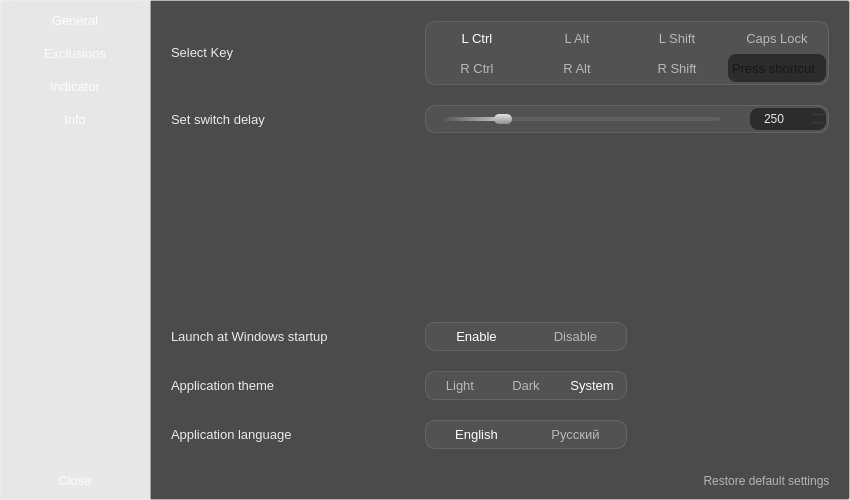
First picture: the form in src/ui/forms/EasyLangSwitcher_settings.ui, repository egoisticdesire/EasyLangSwitcher, before the edit.
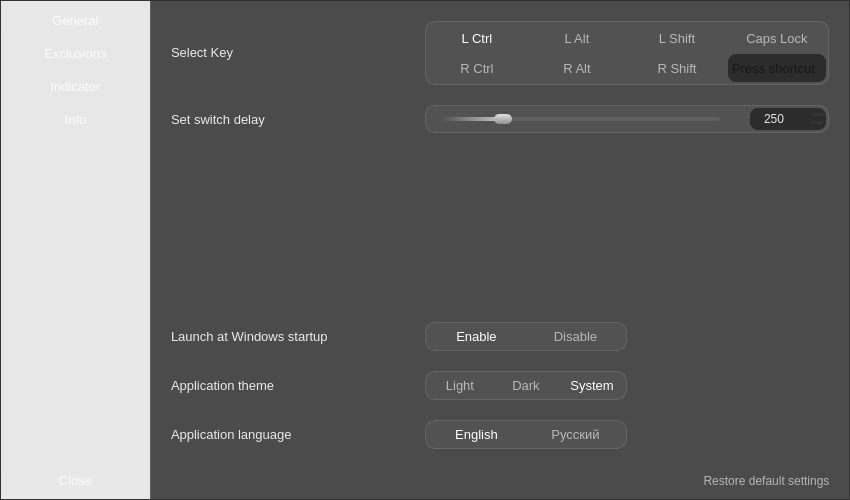
Second picture: the form after the edit. Icons and pictures are not drawn.

What changed in the file:
```diff
--- a/src/ui/forms/EasyLangSwitcher_settings.ui
+++ b/src/ui/forms/EasyLangSwitcher_settings.ui
@@ -85,11 +85,10 @@
         </property>
         <property name="styleSheet">
          <string notr="true">QFrame#sider_container {
-border-top-left-radius: 2px;
-border-bottom-left-radius: 2px;
-/*border: 1px solid transparent;*/
-border: 1px solid rgba(255, 255, 255, 66);
-border-right: 2px solid transparent;
+/*border-top-left-radius: 1px;
+border-bottom-left-radius: 1px;*/
+border: 1px solid rgb(50, 50, 50);
+border-right: 1px solid transparent;
 background: transparent;
 }
 QFrame#sider_container QToolButton:focus,
@@ -380,10 +379,9 @@
         </property>
         <property name="styleSheet">
          <string notr="true">QStackedWidget#content_container {
-border-top-right-radius: 2px;
-border-bottom-right-radius: 2px;
-/*border: 1px solid transparent;*/
-border: 1px solid rgba(255, 255, 255, 66);
+/*border-top-right-radius: 1px;
+border-bottom-right-radius: 1px;*/
+border: 1px solid rgb(50, 50, 50);
 border-left: 1px solid rgba(255, 255, 255, 30);
 background: rgba(32, 32, 32, 200);
 }
```
Left out of the diff: 1 changed line with no effect on the pictures.
